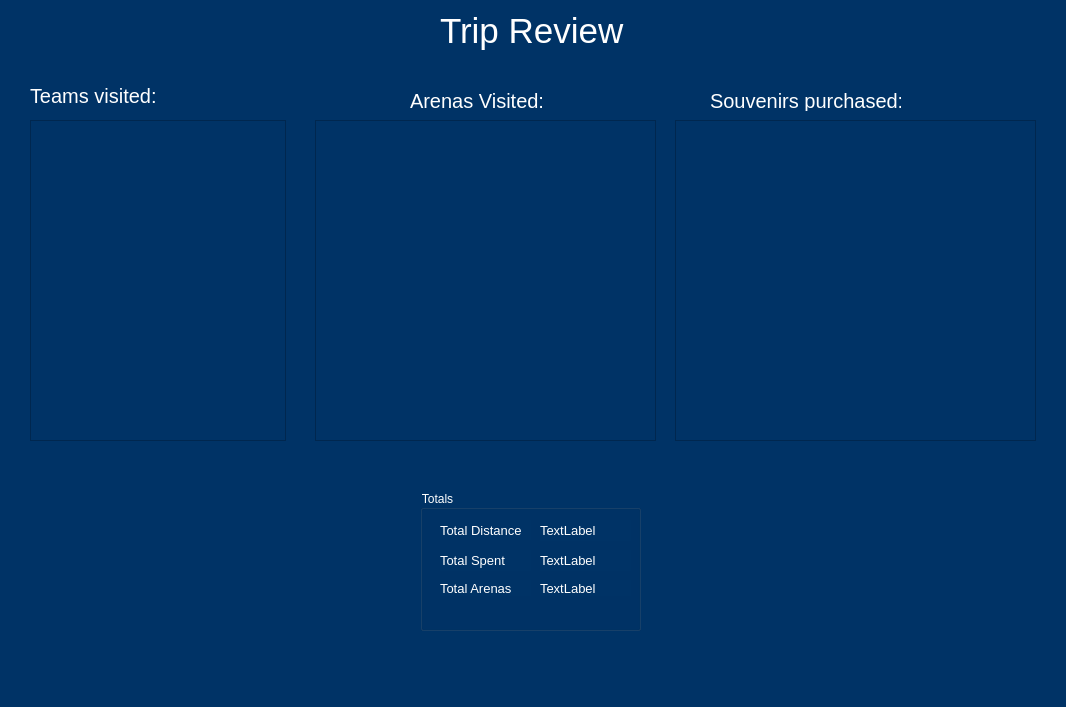
The window that NBA/trip.ui (pammypoor/ScrumGitSome) describes before a commit, drawn with Qt 5.
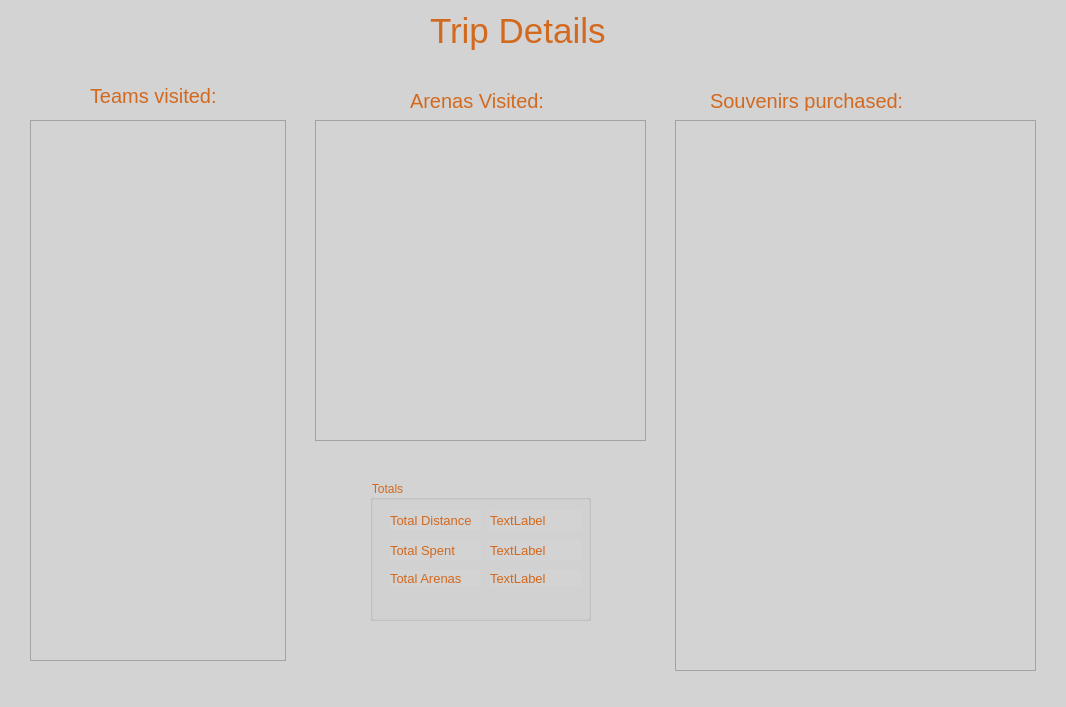
The same window after the commit. The open tabs and pages were chosen to show the change.

Patch:
```diff
--- a/NBA/trip.ui
+++ b/NBA/trip.ui
@@ -14,7 +14,7 @@
    <string>MainWindow</string>
   </property>
   <property name="styleSheet">
-   <string notr="true">background: #003366;</string>
+   <string notr="true">background: #D3D3D3;</string>
   </property>
   <widget class="QWidget" name="centralwidget">
    <widget class="QStackedWidget" name="stackedWidget">
@@ -132,31 +132,31 @@
      <widget class="QLabel" name="label_3">
       <property name="geometry">
        <rect>
-        <x>430</x>
+        <x>420</x>
         <y>10</y>
         <width>191</width>
         <height>41</height>
        </rect>
       </property>
       <property name="styleSheet">
-       <string notr="true">color: white;
+       <string notr="true">color: #D2691E;
 font-size: 35px;</string>
       </property>
       <property name="text">
-       <string>Trip Review</string>
+       <string>Trip Details</string>
       </property>
      </widget>
      <widget class="QLabel" name="label_4">
       <property name="geometry">
        <rect>
-        <x>20</x>
+        <x>80</x>
         <y>80</y>
-        <width>231</width>
+        <width>131</width>
         <height>31</height>
        </rect>
       </property>
       <property name="styleSheet">
-       <string notr="true">color: white;
+       <string notr="true">color: #D2691E;
 font-size: 20px;</string>
       </property>
       <property name="text">
@@ -168,7 +168,7 @@
        <rect>
         <x>305</x>
         <y>120</y>
-        <width>341</width>
+        <width>331</width>
         <height>321</height>
        </rect>
       </property>
@@ -183,7 +183,7 @@
        </rect>
       </property>
       <property name="styleSheet">
-       <string notr="true">color: white;
+       <string notr="true">color: #D2691E;
 font-size: 20px;</string>
       </property>
       <property name="text">
@@ -196,7 +196,7 @@
         <x>665</x>
         <y>120</y>
         <width>361</width>
-        <height>321</height>
+        <height>551</height>
        </rect>
       </property>
      </widget>
@@ -210,7 +210,7 @@
        </rect>
       </property>
       <property name="styleSheet">
-       <string notr="true">color: white;
+       <string notr="true">color: #D2691E;
 font-size: 20px;</string>
       </property>
       <property name="text">
@@ -223,21 +223,21 @@
         <x>20</x>
         <y>120</y>
         <width>256</width>
-        <height>321</height>
+        <height>541</height>
        </rect>
       </property>
      </widget>
      <widget class="QGroupBox" name="groupBox">
       <property name="geometry">
        <rect>
-        <x>410</x>
-        <y>490</y>
+        <x>360</x>
+        <y>480</y>
         <width>221</width>
         <height>141</height>
        </rect>
       </property>
       <property name="styleSheet">
-       <string notr="true">color: white;</string>
+       <string notr="true">color: #D2691E;</string>
       </property>
       <property name="title">
        <string>Totals</string>
```
Left out of the diff: 22 changed lines with no effect on the pictures.
